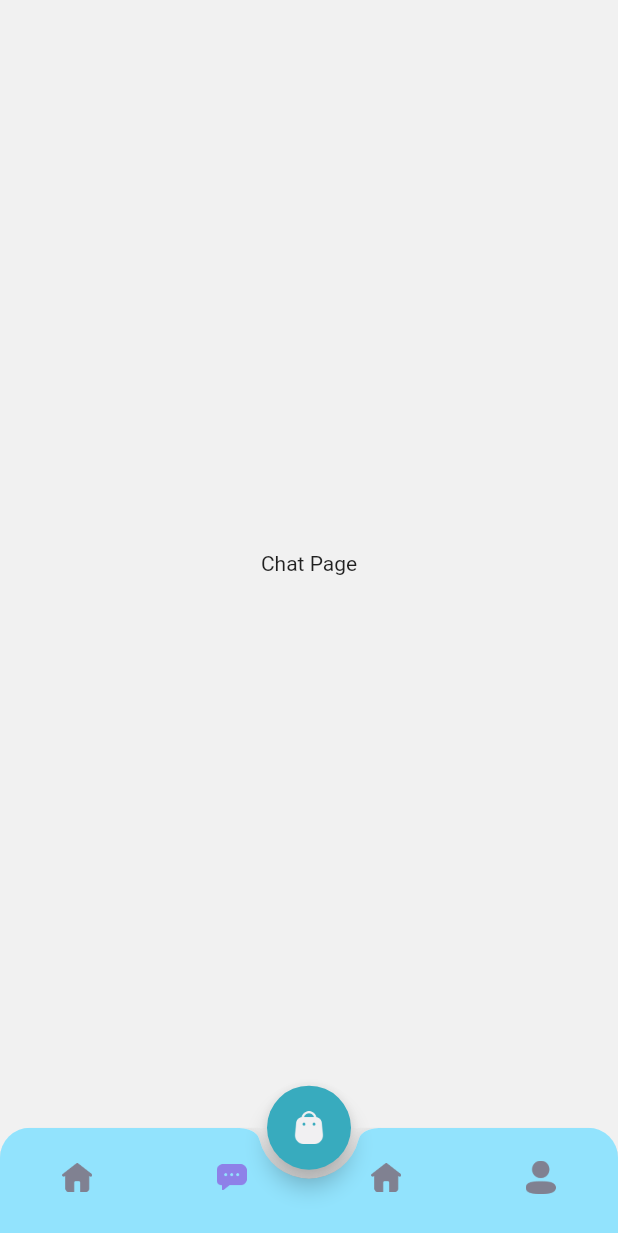
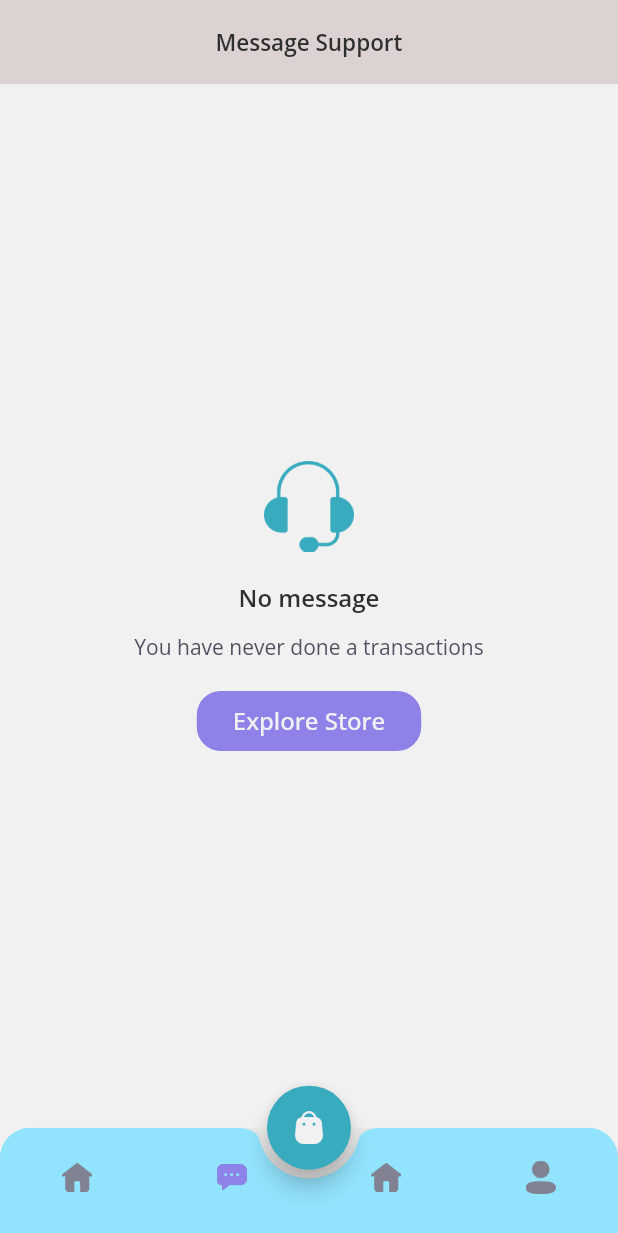
Before and after one commit to mddirga/market-frontend-flutter, a Flutter app: the MainPage screen opened by its route, item 2 of the bottom bar chosen, on a phone screen of 412 x 824 dp. Shown: the top 1233 px of the screen. Run offline on Flutter 3.47's test engine with Material 2 defaults, Android fonts, the phone set to English and light mode, and no system bars.

Commit message:
Chat Page - Empty Chat

```diff
--- a/lib/pages/home/chat_page.dart
+++ b/lib/pages/home/chat_page.dart
@@ -1,12 +1,96 @@
 import 'package:flutter/material.dart';
+import 'package:market/shared/theme.dart';
 
 class ChatPage extends StatelessWidget {
   const ChatPage({super.key});
 
   @override
   Widget build(BuildContext context) {
-    return const Center(
-      child: Text('Chat Page'),
+    Widget header() {
+      return AppBar(
+        backgroundColor: backgroundColor4,
+        centerTitle: true,
+        title: Text(
+          'Message Support',
+          style: primaryTextStyle.copyWith(
+            fontSize: 15,
+            fontWeight: semiBold,
+          ),
+        ),
+        elevation: 0,
+        automaticallyImplyLeading: false,
+      );
+    }
+
+    Widget content() {
+      return Expanded(
+        child: Container(
+          width: double.infinity,
+          color: backgroundColor1,
+          child: Column(
+            mainAxisAlignment: MainAxisAlignment.center,
+            children: [
+              Image.asset(
+                'assets/images/icon_headset.png',
+                width: 60,
+              ),
+              const SizedBox(
+                height: 20,
+              ),
+              Text(
+                'No message',
+                style: primaryTextStyle.copyWith(
+                  fontSize: 16,
+                  fontWeight: semiBold,
+                ),
+              ),
+              const SizedBox(
+                height: 12,
+              ),
+              Text(
+                'You have never done a transactions',
+                style: subtitleTextStyle.copyWith(
+                  fontSize: 14,
+                  fontWeight: regular,
+                ),
+              ),
+              const SizedBox(
+                height: 20,
+              ),
+              SizedBox(
+                height: 40,
+                child: TextButton(
+                  onPressed: () {},
+                  style: TextButton.styleFrom(
+                    padding: const EdgeInsets.symmetric(
+                      horizontal: 24,
+                      vertical: 6,
+                    ),
+                    backgroundColor: primaryColor,
+                    shape: RoundedRectangleBorder(
+                      borderRadius: BorderRadius.circular(16),
+                    ),
+                  ),
+                  child: Text(
+                    'Explore Store',
+                    style: secondaryTextStyle.copyWith(
+                      fontSize: 16,
+                      fontWeight: medium,
+                    ),
+                  ),
+                ),
+              ),
+            ],
+          ),
+        ),
+      );
+    }
+
+    return Column(
+      children: [
+        header(),
+        content(),
+      ],
     );
   }
 }
--- a/lib/shared/theme.dart
+++ b/lib/shared/theme.dart
@@ -12,6 +12,7 @@ Color textFormColor = const Color(0xffACABB2);
 Color backgroundColor1 = const Color(0xffF1F1F1);
 Color backgroundColor2 = const Color(0xffFFFFFF);
 Color backgroundColor3 = const Color(0xff92E3FD);
+Color backgroundColor4 = const Color(0xffDDD2D2);
 Color primaryTextColor = const Color(0xff2E2E2E);
 Color primaryCardColor = const Color(0xffECEDEF);
 Color secondaryTextColor = const Color(0xffF1F0F2);
--- a/lib/widgets/product_tile.dart
+++ b/lib/widgets/product_tile.dart
@@ -52,7 +52,7 @@ class ProductTile extends StatelessWidget {
                   height: 4,
                 ),
                 Text(
-                  'Rp 246.000',
+                  'Rp246.000',
                   style: priceTextStyle.copyWith(
                     fontSize: 14,
                     fontWeight: semiBold,
```
Also changed, not shown: lib/pages/home/home_page.dart (+7 -10 lines), lib/widgets/product_card.dart (+14 -7 lines), assets/images/icon_headset.png (added).
